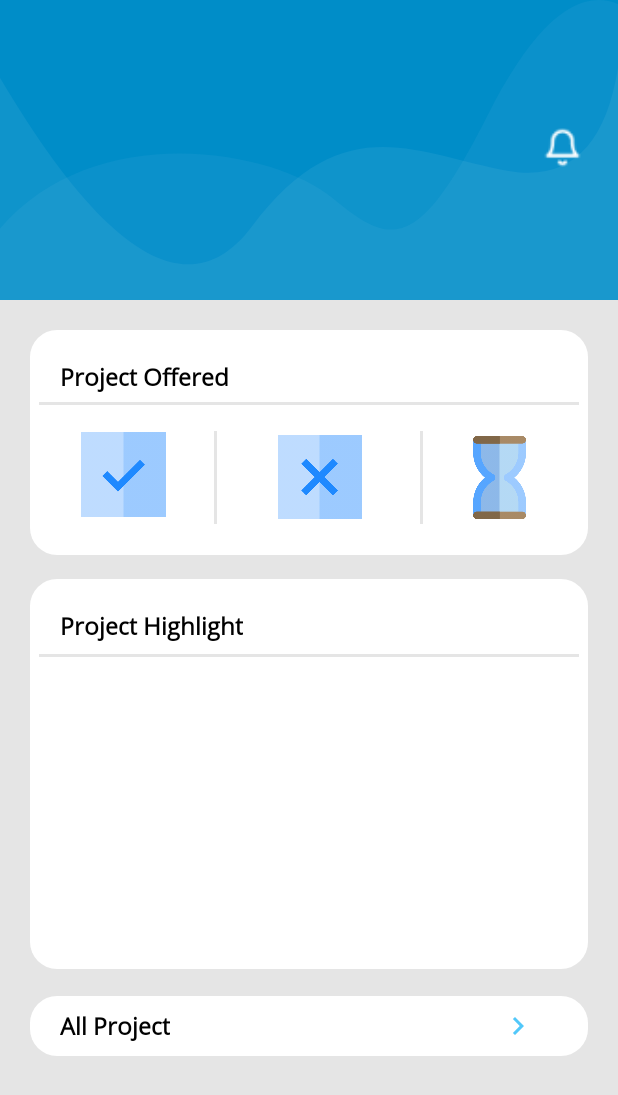
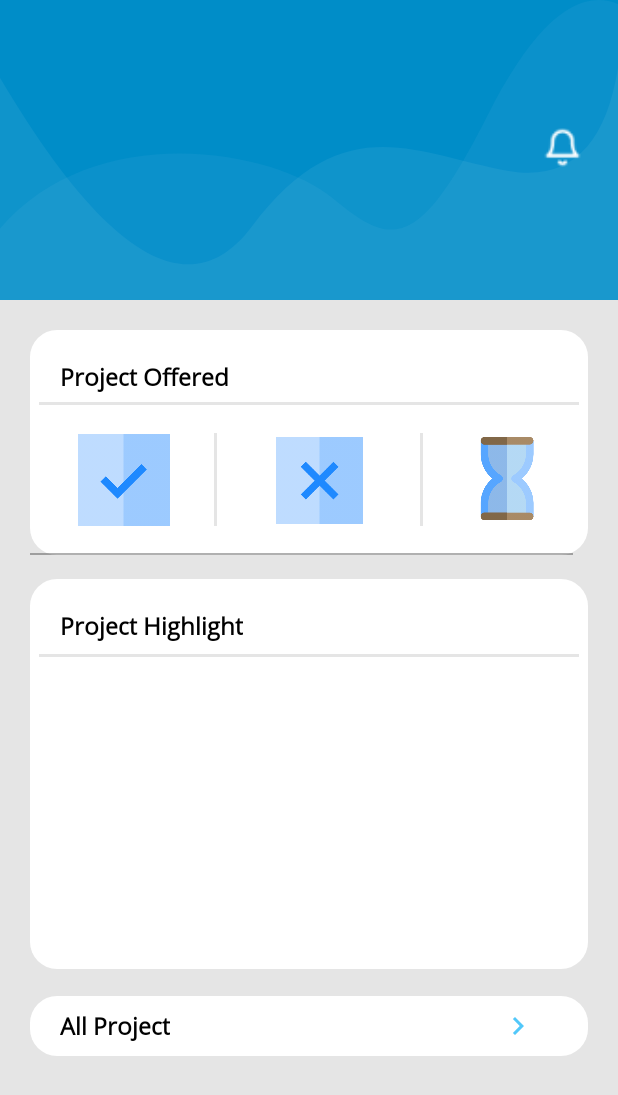
Before and after one commit to AbdulDesu/Arkhire-Android-Apps, an Android app: the layout fragment_home.xml on its own in the app's theme, with its tools: preview values and no code run, on a phone screen of 412 x 824 dp. Shown: the top 1095 px of the screen. Run offline under Robolectric (Android 15) with nearby library versions, the phone set to English and light mode, and no system bars.

Commit message:
fix home fragment for <5" Phone

```diff
--- a/app/src/main/res/layout/fragment_home.xml
+++ b/app/src/main/res/layout/fragment_home.xml
@@ -75,6 +75,15 @@
             </RelativeLayout>
         </LinearLayout>
 
+        <ScrollView
+            android:layout_width="match_parent"
+            android:layout_height="wrap_content">
+
+            <LinearLayout
+                android:orientation="vertical"
+                android:layout_width="match_parent"
+                android:layout_height="wrap_content">
+
                 <RelativeLayout
                     android:id="@+id/relativeLayout5"
                     android:layout_marginStart="20dp"
@@ -97,6 +106,7 @@
                         android:textStyle="bold" />
 
                     <View
+                        android:id="@+id/titleBorder"
                         android:layout_width="360dp"
                         android:layout_height="2dp"
                         android:layout_below="@+id/tv_offeringMenu"
@@ -105,25 +115,34 @@
                         android:background="#E5E5E5" />
 
 
+                    <HorizontalScrollView
+                        android:layout_below="@id/titleBorder"
+                        android:scrollbarSize="1dp"
+                        android:nestedScrollingEnabled="true"
+                        android:layout_width="match_parent"
+                        android:layout_height="match_parent">
+
+                        <RelativeLayout
+                            android:layout_width="match_parent"
+                            android:layout_height="match_parent">
+
                             <ImageView
                                 android:id="@+id/iv_approved"
                                 android:layout_width="62dp"
                                 android:layout_height="61dp"
-                android:layout_below="@+id/tv_offeringMenu"
                                 android:layout_alignParentStart="true"
-                android:layout_alignParentBottom="true"
                                 android:layout_marginStart="31dp"
                                 android:layout_marginTop="25dp"
-                android:layout_marginBottom="25dp"
+                                android:layout_centerVertical="true"
                                 android:src="@drawable/approved"/>
 
                             <View
                                 android:id="@+id/line_1"
                                 android:layout_width="2dp"
                                 android:layout_height="62dp"
-                android:layout_marginLeft="29dp"
-                android:layout_marginTop="67dp"
-                android:layout_toRightOf="@+id/iv_approved"
+                                android:layout_marginStart="29dp"
+                                android:layout_centerVertical="true"
+                                android:layout_toEndOf="@+id/iv_approved"
                                 android:background="#E5E5E5" />
 
                             <ImageView
@@ -131,10 +150,9 @@
                                 android:layout_width="66dp"
                                 android:layout_height="58dp"
                                 android:layout_alignTop="@+id/iv_approved"
-                android:layout_alignParentBottom="true"
+                                android:layout_centerVertical="true"
                                 android:layout_marginStart="35dp"
                                 android:layout_marginTop="2dp"
-                android:layout_marginBottom="24dp"
                                 android:layout_toEndOf="@id/line_1"
                                 android:src="@drawable/rejected" />
 
@@ -142,24 +160,28 @@
                                 android:id="@+id/line_2"
                                 android:layout_width="2dp"
                                 android:layout_height="62dp"
-                android:layout_marginLeft="34dp"
-                android:layout_marginTop="67dp"
-                android:layout_toRightOf="@+id/iv_rejected"
+                                android:layout_marginStart="34dp"
+                                android:layout_centerVertical="true"
+                                android:layout_toEndOf="@+id/iv_rejected"
                                 android:background="#E5E5E5" />
 
                             <ImageView
                                 android:id="@+id/iv_waiting"
                                 android:layout_width="65dp"
-                android:layout_height="59dp"
+                                android:layout_height="60dp"
                                 android:layout_alignTop="@+id/iv_rejected"
-                android:layout_alignParentEnd="true"
-                android:layout_alignParentBottom="true"
+                                android:layout_centerVertical="true"
                                 android:layout_marginStart="23dp"
-                android:layout_marginTop="0dp"
                                 android:layout_marginEnd="31dp"
                                 android:layout_marginBottom="23dp"
                                 android:layout_toEndOf="@+id/line_2"
                                 android:src="@drawable/waiting" />
+
+
+                        </RelativeLayout>
+
+                    </HorizontalScrollView>
+
 
                 </RelativeLayout>
 
@@ -220,6 +242,7 @@
                     android:layout_marginTop="18dp"
                     android:layout_marginStart="20dp"
                     android:layout_marginEnd="20dp"
+                    android:layout_marginBottom="35dp"
                     app:layout_constraintTop_toBottomOf="@id/rl_highlight"
                     android:layout_width="match_parent"
                     android:background="@drawable/bg_menuoffering"
@@ -243,5 +266,12 @@
                         android:layout_width="wrap_content"
                         android:layout_height="match_parent"/>
                 </LinearLayout>
+
+            </LinearLayout>
+
+        </ScrollView>
+
+
+
     </LinearLayout>
 </layout>
```
Lines whose indentation alone changed are shown as unchanged.
